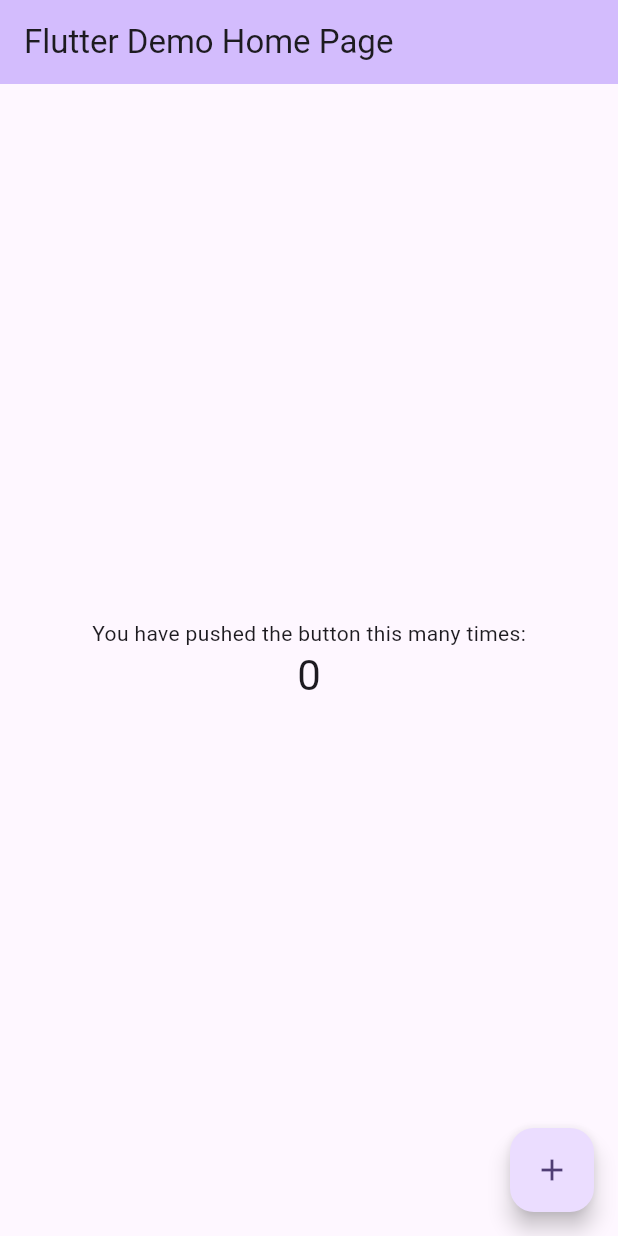
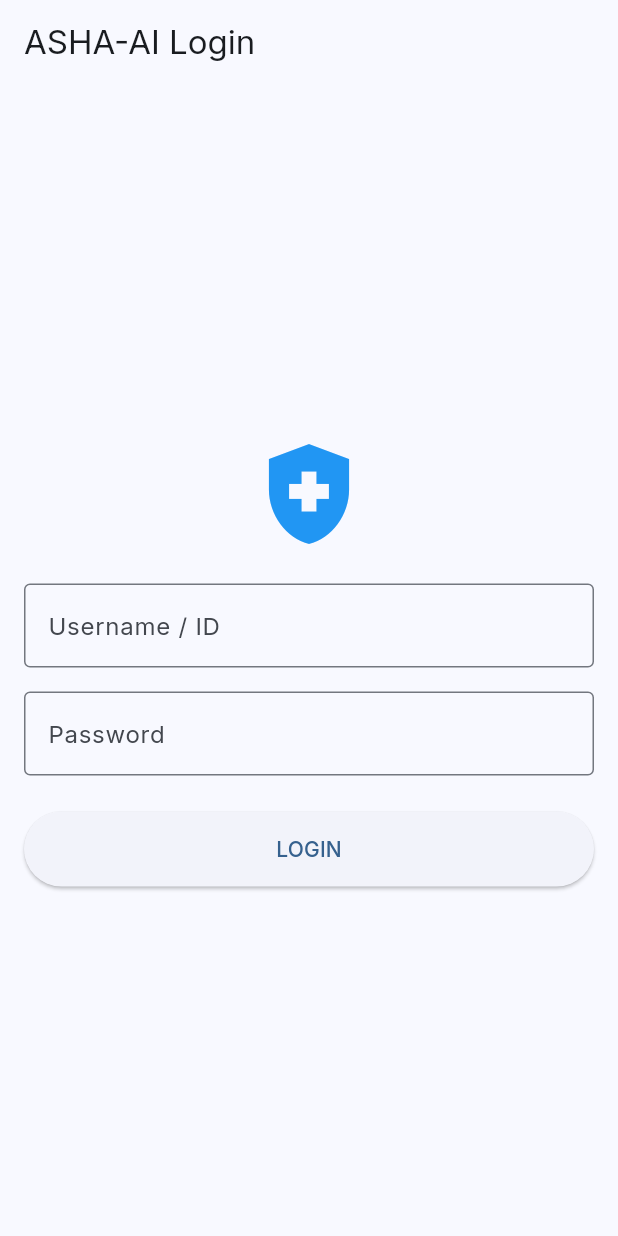
Before and after one commit to Adhyyyyy/Asha-Ai, a Flutter app: the screen it shows after launch, on a phone screen of 412 x 824 dp. Run offline on Flutter 3.47's test engine with Material 3 defaults, Android fonts, the phone set to English and light mode, and no system bars; our stand-ins replace google_fonts, shared_preferences.

Commit message:
feat(client): init flutter app with Login UI - Initialized Flutter project 'asha_ai_client' - Added dependencies: http, provider, shared_preferences, google_fonts - Established Feature-First Architecture (lib/core, lib/features) - Implemented 'ApiService' for HTTP requests & Token handling - Created 'LoginScreen' logic and UI - Updated main.dart to route to LoginScreen

```diff
--- /dev/null
+++ b/client/lib/features/auth/login_screen.dart
@@ -0,0 +1,95 @@
+import 'package:flutter/material.dart';
+import '../../core/services/api_service.dart';
+
+class LoginScreen extends StatefulWidget {
+  const LoginScreen({super.key});
+
+  @override
+  State<LoginScreen> createState() => _LoginScreenState();
+}
+
+class _LoginScreenState extends State<LoginScreen> {
+  // Controllers = like refs in React (to get text from inputs)
+  final _emailController = TextEditingController();
+  final _passwordController = TextEditingController();
+  final _apiService = ApiService();
+  bool _isLoading = false;
+
+  Future<void> _handleLogin() async {
+    setState(() => _isLoading = true); // Start Loading
+
+    try {
+      // Call our API Service (The one we just built!)
+      final result = await _apiService.post('/auth/login', {
+        'username': _emailController.text,
+        'password': _passwordController.text,
+      });
+
+      // If success, show message
+      if (mounted) {
+        ScaffoldMessenger.of(context).showSnackBar(
+          SnackBar(content: Text('Login Success! Role: ${result['role']}')),
+        );
+      }
+    } catch (e) {
+      // If error, show red alert
+      if (mounted) {
+        ScaffoldMessenger.of(context).showSnackBar(
+          SnackBar(content: Text('Error: $e'), backgroundColor: Colors.red),
+        );
+      }
+    } finally {
+      if (mounted) setState(() => _isLoading = false); // Stop Loading
+    }
+  }
+
+  @override
+  Widget build(BuildContext context) {
+    return Scaffold(
+      appBar: AppBar(title: const Text('ASHA-AI Login')),
+      body: Padding(
+        padding: const EdgeInsets.all(16.0),
+        child: Column(
+          mainAxisAlignment: MainAxisAlignment.center,
+          children: [
+            const Icon(Icons.health_and_safety, size: 80, color: Colors.blue),
+            const SizedBox(height: 20),
+
+            // EMAIL INPUT
+            TextField(
+              controller: _emailController,
+              decoration: const InputDecoration(
+                labelText: 'Username / ID',
+                border: OutlineInputBorder(),
+              ),
+            ),
+            const SizedBox(height: 16),
+
+            // PASSWORD INPUT
+            TextField(
+              controller: _passwordController,
+              obscureText: true, // Hide password
+              decoration: const InputDecoration(
+                labelText: 'Password',
+                border: OutlineInputBorder(),
+              ),
+            ),
+            const SizedBox(height: 24),
+
+            // LOGIN BUTTON
+            SizedBox(
+              width: double.infinity, // Full width button
+              height: 50,
+              child: ElevatedButton(
+                onPressed: _isLoading ? null : _handleLogin,
+                child: _isLoading
+                    ? const CircularProgressIndicator(color: Colors.white)
+                    : const Text('LOGIN'),
+              ),
+            ),
+          ],
+        ),
+      ),
+    );
+  }
+}
--- a/client/lib/main.dart
+++ b/client/lib/main.dart
@@ -1,122 +1,30 @@
 import 'package:flutter/material.dart';
+import 'package:google_fonts/google_fonts.dart';
+import 'features/auth/login_screen.dart';
 
 void main() {
-  runApp(const MyApp());
+  runApp(const AshaAiApp());
 }
 
-class MyApp extends StatelessWidget {
-  const MyApp({super.key});
+class AshaAiApp extends StatelessWidget {
+  const AshaAiApp({super.key});
 
-  // This widget is the root of your application.
   @override
   Widget build(BuildContext context) {
     return MaterialApp(
-      title: 'Flutter Demo',
+      title: 'ASHA-AI',
+      debugShowCheckedModeBanner: false, // Removes the "Debug" banner
+
+      // THEME: This is where we set the colors for the whole app
       theme: ThemeData(
-        // This is the theme of your application.
-        //
-        // TRY THIS: Try running your application with "flutter run". You'll see
-        // the application has a purple toolbar. Then, without quitting the app,
-        // try changing the seedColor in the colorScheme below to Colors.green
-        // and then invoke "hot reload" (save your changes or press the "hot
-        // reload" button in a Flutter-supported IDE, or press "r" if you used
-        // the command line to start the app).
-        //
-        // Notice that the counter didn't reset back to zero; the application
-        // state is not lost during the reload. To reset the state, use hot
-        // restart instead.
-        //
-        // This works for code too, not just values: Most code changes can be
-        // tested with just a hot reload.
-        colorScheme: .fromSeed(seedColor: Colors.deepPurple),
+        colorScheme: ColorScheme.fromSeed(seedColor: Colors.blue),
+        useMaterial3: true,
+        // Use Google Fonts globally
+        textTheme: GoogleFonts.interTextTheme(),
       ),
-      home: const MyHomePage(title: 'Flutter Demo Home Page'),
+
+      // START SCREEN: Show Login first
+      home: const LoginScreen(),
     );
   }
 }
-
-class MyHomePage extends StatefulWidget {
-  const MyHomePage({super.key, required this.title});
-
-  // This widget is the home page of your application. It is stateful, meaning
-  // that it has a State object (defined below) that contains fields that affect
-  // how it looks.
-
-  // This class is the configuration for the state. It holds the values (in this
-  // case the title) provided by the parent (in this case the App widget) and
-  // used by the build method of the State. Fields in a Widget subclass are
-  // always marked "final".
-
-  final String title;
-
-  @override
-  State<MyHomePage> createState() => _MyHomePageState();
-}
-
-class _MyHomePageState extends State<MyHomePage> {
-  int _counter = 0;
-
-  void _incrementCounter() {
-    setState(() {
-      // This call to setState tells the Flutter framework that something has
-      // changed in this State, which causes it to rerun the build method below
-      // so that the display can reflect the updated values. If we changed
-      // _counter without calling setState(), then the build method would not be
-      // called again, and so nothing would appear to happen.
-      _counter++;
-    });
-  }
-
-  @override
-  Widget build(BuildContext context) {
-    // This method is rerun every time setState is called, for instance as done
-    // by the _incrementCounter method above.
-    //
-    // The Flutter framework has been optimized to make rerunning build methods
-    // fast, so that you can just rebuild anything that needs updating rather
-    // than having to individually change instances of widgets.
-    return Scaffold(
-      appBar: AppBar(
-        // TRY THIS: Try changing the color here to a specific color (to
-        // Colors.amber, perhaps?) and trigger a hot reload to see the AppBar
-        // change color while the other colors stay the same.
-        backgroundColor: Theme.of(context).colorScheme.inversePrimary,
-        // Here we take the value from the MyHomePage object that was created by
-        // the App.build method, and use it to set our appbar title.
-        title: Text(widget.title),
-      ),
-      body: Center(
-        // Center is a layout widget. It takes a single child and positions it
-        // in the middle of the parent.
-        child: Column(
-          // Column is also a layout widget. It takes a list of children and
-          // arranges them vertically. By default, it sizes itself to fit its
-          // children horizontally, and tries to be as tall as its parent.
-          //
-          // Column has various properties to control how it sizes itself and
-          // how it positions its children. Here we use mainAxisAlignment to
-          // center the children vertically; the main axis here is the vertical
-          // axis because Columns are vertical (the cross axis would be
-          // horizontal).
-          //
-          // TRY THIS: Invoke "debug painting" (choose the "Toggle Debug Paint"
-          // action in the IDE, or press "p" in the console), to see the
-          // wireframe for each widget.
-          mainAxisAlignment: .center,
-          children: [
-            const Text('You have pushed the button this many times:'),
-            Text(
-              '$_counter',
-              style: Theme.of(context).textTheme.headlineMedium,
-            ),
-          ],
-        ),
-      ),
-      floatingActionButton: FloatingActionButton(
-        onPressed: _incrementCounter,
-        tooltip: 'Increment',
-        child: const Icon(Icons.add),
-      ),
-    );
-  }
-}
--- a/client/pubspec.yaml
+++ b/client/pubspec.yaml
@@ -34,6 +34,10 @@ dependencies:
   # The following adds the Cupertino Icons font to your application.
   # Use with the CupertinoIcons class for iOS style icons.
   cupertino_icons: ^1.0.8
+  http: ^1.2.0
+  shared_preferences: ^2.2.2
+  provider: ^6.1.1
+  google_fonts: ^6.1.0
 
 dev_dependencies:
   flutter_test:
```
Also changed, not shown: client/lib/core/services/api_service.dart (added, +57 -0 lines), client/pubspec.lock, 1 other file.
